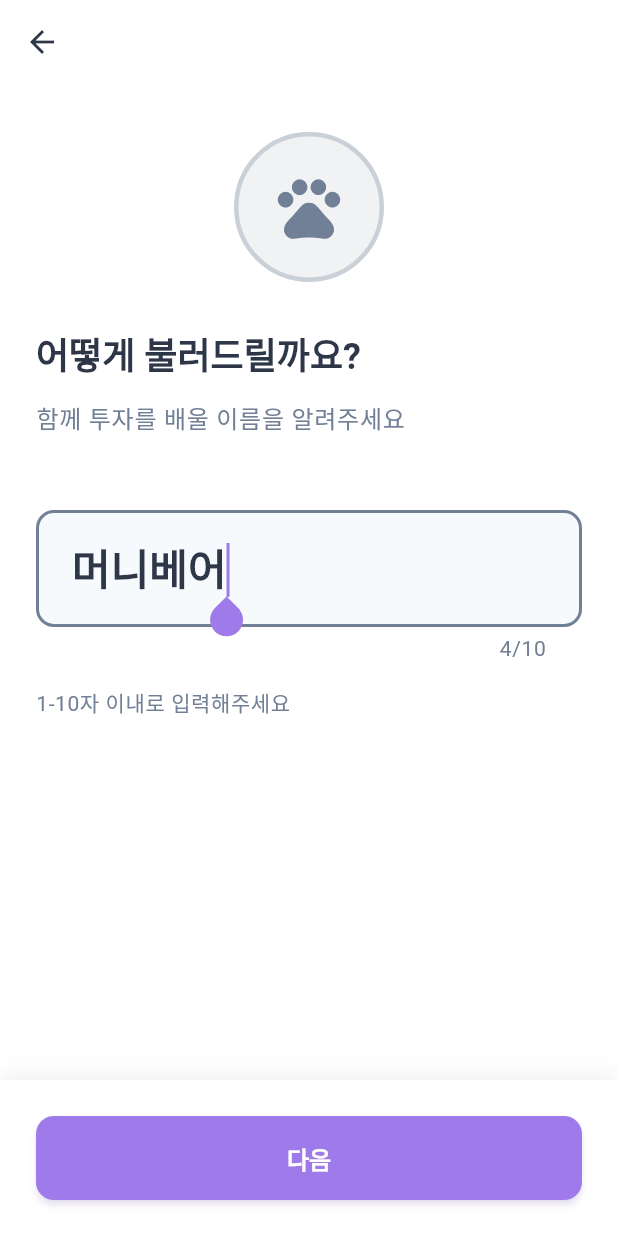
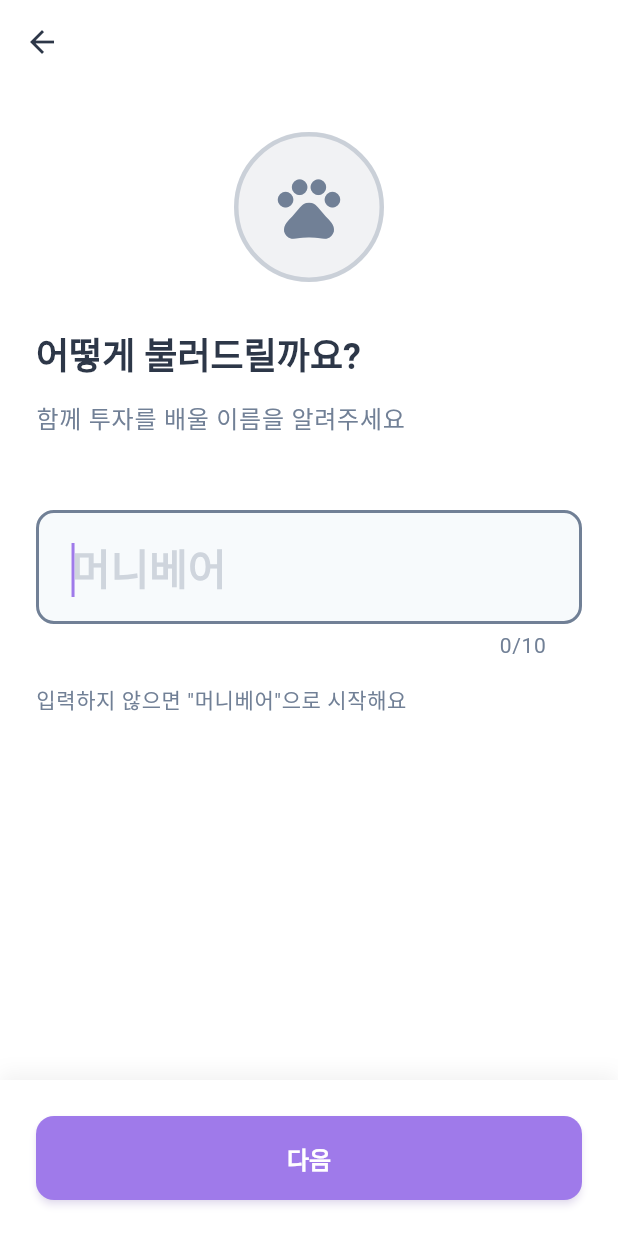
Before and after one commit to tei-young/your_money_pet, a Flutter app: the NameSettingScreen screen opened directly with empty values, on a phone screen of 412 x 824 dp. Run offline on Flutter 3.47's test engine with Material 3 defaults, Android fonts, the phone set to English and light mode, and no system bars; our stand-ins replace share_plus; accounts and stored records are empty.

Commit message:
Refactor onboarding to focus on personality over character names
- Remove character names from personality result screen
- Update personality selection dialogs to use personality type
- Change name setting to use selected character (not result personality)
- Convert name input to placeholder with always-enabled next button
- Use default name from selected character if user skips input

```diff
--- a/lib/screens/onboarding/name_setting_screen.dart
+++ b/lib/screens/onboarding/name_setting_screen.dart
@@ -1,9 +1,11 @@
 import 'package:flutter/material.dart';
+import 'package:provider/provider.dart';
 import '../../utils/constants.dart';
+import '../../providers/character_provider.dart';
 import 'goal_setting_screen.dart';
 
 /// 이름 설정 화면
-/// 사용자 닉네임 입력
+/// 사용자 닉네임 입력 (선택한 캐릭터 기준)
 class NameSettingScreen extends StatefulWidget {
   final PersonalityType personalityType;
 
@@ -18,14 +20,19 @@ class NameSettingScreen extends StatefulWidget {
 
 class _NameSettingScreenState extends State<NameSettingScreen> {
   final TextEditingController _nameController = TextEditingController();
-  bool _isNameValid = true; // 디폴트값이 있으므로 true로 시작
+  String _defaultName = '';
 
   @override
   void initState() {
     super.initState();
-    // 디폴트 이름: 캐릭터 짧은 이름 설정
-    final defaultName = widget.personalityType.characterName.split(' ').last;
-    _nameController.text = defaultName;
+    // 선택한 캐릭터 기준 디폴트 이름 설정
+    final selectedCharacter = context.read<CharacterProvider>().selectedCharacter;
+    if (selectedCharacter != null) {
+      _defaultName = selectedCharacter.characterName.split(' ').last;
+    } else {
+      // fallback: personalityType 기준
+      _defaultName = widget.personalityType.characterName.split(' ').last;
+    }
   }
 
   @override
@@ -35,17 +42,14 @@ class _NameSettingScreenState extends State<NameSettingScreen> {
   }
 
   void _onNameChanged(String value) {
-    setState(() {
-      // 이름 검증: 1-10자, 공백 제거 후 빈 문자열 아님
-      final trimmedValue = value.trim();
-      _isNameValid = trimmedValue.isNotEmpty && trimmedValue.length <= 10;
-    });
+    setState(() {}); // 글자 수 카운터 업데이트
   }
 
   void _onNext() {
-    if (!_isNameValid) return;
+    final inputName = _nameController.text.trim();
 
-    final name = _nameController.text.trim();
+    // 입력이 비어있으면 디폴트 이름 사용
+    final finalName = inputName.isEmpty ? _defaultName : inputName;
 
     // 목표 설정 화면으로 이동
     Navigator.push(
@@ -53,7 +57,7 @@ class _NameSettingScreenState extends State<NameSettingScreen> {
       MaterialPageRoute(
         builder: (_) => GoalSettingScreen(
           personalityType: widget.personalityType,
-          userName: name,
+          userName: finalName,
         ),
       ),
     );
@@ -113,7 +117,7 @@ class _NameSettingScreenState extends State<NameSettingScreen> {
 
                     // 안내 텍스트
                     Text(
-                      '1-10자 이내로 입력해주세요',
+                      '입력하지 않으면 "$_defaultName"으로 시작해요',
                       style: theme.textTheme.bodySmall?.copyWith(
                         color: AppColors.textSecondary,
                       ),
@@ -131,42 +135,48 @@ class _NameSettingScreenState extends State<NameSettingScreen> {
     );
   }
 
-  /// 캐릭터 표시
+  /// 캐릭터 표시 (선택한 캐릭터 기준)
   Widget _buildCharacter() {
+    final selectedCharacter = context.watch<CharacterProvider>().selectedCharacter;
+    final character = selectedCharacter ?? widget.personalityType;
+
     return Center(
       child: Container(
         width: 100,
         height: 100,
         decoration: BoxDecoration(
-          color: widget.personalityType.color.withOpacity(0.1),
+          color: character.color.withOpacity(0.1),
           borderRadius: BorderRadius.circular(50),
           border: Border.all(
-            color: widget.personalityType.color.withOpacity(0.3),
+            color: character.color.withOpacity(0.3),
             width: 3,
           ),
         ),
         child: Icon(
           Icons.pets,
           size: 50,
-          color: widget.personalityType.color,
+          color: character.color,
         ),
       ),
     );
   }
 
-  /// 이름 입력 필드
+  /// 이름 입력 필드 (Placeholder로 디폴트 이름 표시)
   Widget _buildNameInput(ThemeData theme) {
+    final selectedCharacter = context.watch<CharacterProvider>().selectedCharacter;
+    final character = selectedCharacter ?? widget.personalityType;
+
     return TextField(
       controller: _nameController,
       onChanged: _onNameChanged,
       autofocus: true,
       maxLength: 10,
-      keyboardType: TextInputType.name, // 한글 입력 명시적 허용
+      keyboardType: TextInputType.name,
       style: theme.textTheme.headlineMedium?.copyWith(
         fontWeight: FontWeight.w600,
       ),
       decoration: InputDecoration(
-        hintText: '이름을 입력해주세요',
+        hintText: _defaultName,
         hintStyle: theme.textTheme.headlineMedium?.copyWith(
           fontWeight: FontWeight.w600,
           color: AppColors.textSecondary.withOpacity(0.3),
@@ -186,7 +196,7 @@ class _NameSettingScreenState extends State<NameSettingScreen> {
         focusedBorder: OutlineInputBorder(
           borderRadius: BorderRadius.circular(ScreenSize.borderRadius),
           borderSide: BorderSide(
-            color: widget.personalityType.color,
+            color: character.color,
             width: 2,
           ),
         ),
@@ -198,7 +208,7 @@ class _NameSettingScreenState extends State<NameSettingScreen> {
     );
   }
 
-  /// 하단 버튼
+  /// 하단 버튼 (항상 활성화)
   Widget _buildBottomButton() {
     return Container(
       padding: const EdgeInsets.all(ScreenSize.paddingHorizontal),
@@ -213,7 +223,7 @@ class _NameSettingScreenState extends State<NameSettingScreen> {
         ],
       ),
       child: ElevatedButton(
-        onPressed: _isNameValid ? _onNext : null,
+        onPressed: _onNext, // 항상 활성화
         child: const Text('다음'),
       ),
     );
```
Also changed, not shown: lib/screens/onboarding/personality_result_screen.dart (+3 -22 lines).
